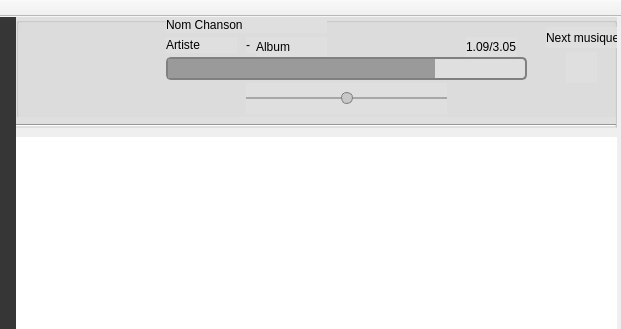
The window that ProjetMPV/Client/mainwindow.ui (Nurbain/ProjetIHM) describes before a commit, drawn with Qt 5; both pictures show x 224 to 845 and y 0 to 329 of the 845 by 482 pixel window.
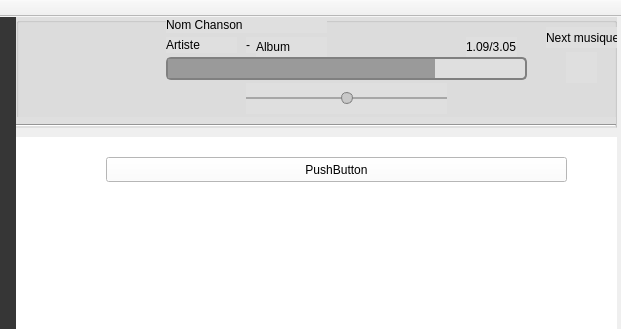
The same window after the commit. The open tabs and pages were chosen to show the change. Icons and pictures are not drawn.

The edit to the form file:
```diff
--- a/ProjetMPV/Client/mainwindow.ui
+++ b/ProjetMPV/Client/mainwindow.ui
@@ -55,6 +55,19 @@
        <bool>true</bool>
       </property>
      </widget>
+     <widget class="QPushButton" name="pushButton">
+      <property name="geometry">
+       <rect>
+        <x>90</x>
+        <y>20</y>
+        <width>461</width>
+        <height>25</height>
+       </rect>
+      </property>
+      <property name="text">
+       <string>PushButton</string>
+      </property>
+     </widget>
     </widget>
     <widget class="QWidget" name="Tab_Radio">
      <property name="styleSheet">
```
Left out of the diff: 56 changed lines with no effect on the pictures.
